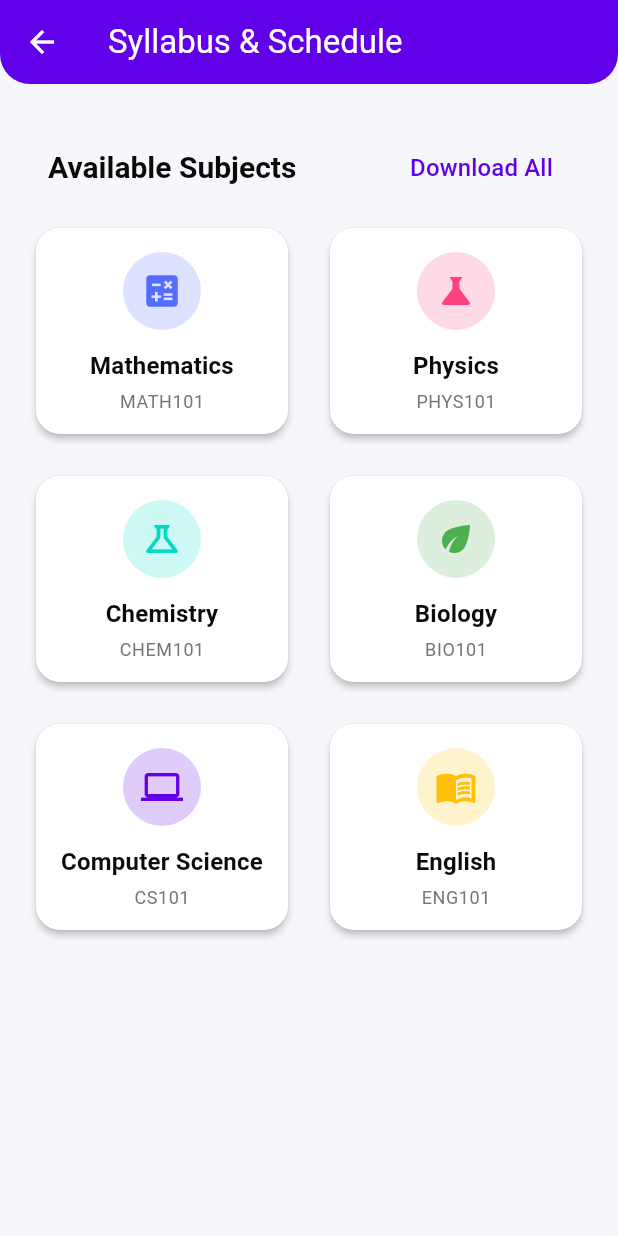
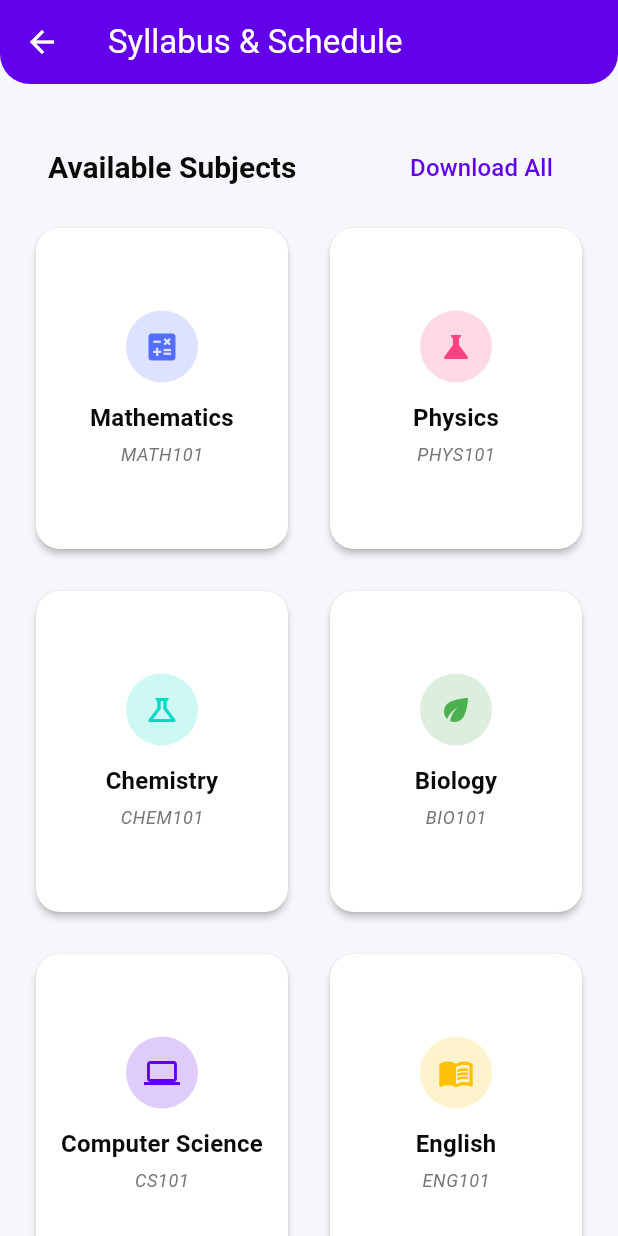
Before and after one commit to shariq-shoaib/Student-Dashbord, a Flutter app: the SyllabusScreen screen opened directly, on a phone screen of 412 x 824 dp. Run offline on Flutter 3.47's test engine with Material 3 defaults, Android fonts, the phone set to English and light mode, and no system bars; network calls fail.

Commit message:
everything fixed

```diff
--- a/lib/screens/syllabus_screen.dart
+++ b/lib/screens/syllabus_screen.dart
@@ -14,6 +14,7 @@ class SyllabusScreen extends StatelessWidget {
       icon: Icons.calculate,
       color: AppColors.accentBlue,
       pdfPath: 'assets/pdfs/math_syllabus.pdf',
+      description: '',
     ),
     Subject(
       name: 'Physics',
@@ -21,6 +22,7 @@ class SyllabusScreen extends StatelessWidget {
       icon: Icons.science,
       color: AppColors.accentPink,
       pdfPath: 'assets/pdfs/physics_syllabus.pdf',
+      description: '',
     ),
     Subject(
       name: 'Chemistry',
@@ -28,6 +30,7 @@ class SyllabusScreen extends StatelessWidget {
       icon: Icons.science_outlined,
       color: AppColors.secondary,
       pdfPath: 'assets/pdfs/chemistry_syllabus.pdf',
+      description: '',
     ),
     Subject(
       name: 'Biology',
@@ -35,6 +38,7 @@ class SyllabusScreen extends StatelessWidget {
       icon: Icons.eco,
       color: AppColors.success,
       pdfPath: 'assets/pdfs/biology_syllabus.pdf',
+      description: '',
     ),
     Subject(
       name: 'Computer Science',
@@ -42,6 +46,7 @@ class SyllabusScreen extends StatelessWidget {
       icon: Icons.computer,
       color: AppColors.primary,
       pdfPath: 'assets/pdfs/cs_syllabus.pdf',
+      description: '',
     ),
     Subject(
       name: 'English',
@@ -49,6 +54,7 @@ class SyllabusScreen extends StatelessWidget {
       icon: Icons.menu_book,
       color: AppColors.accentAmber,
       pdfPath: 'assets/pdfs/english_syllabus.pdf',
+      description: '',
     ),
   ];
 
@@ -86,7 +92,7 @@ class SyllabusScreen extends StatelessWidget {
           physics: const NeverScrollableScrollPhysics(),
           gridDelegate: SliverGridDelegateWithFixedCrossAxisCount(
             crossAxisCount: crossAxisCount,
-            childAspectRatio: 1.2,
+            childAspectRatio: 0.8,
             crossAxisSpacing: 12,
             mainAxisSpacing: 12,
           ),
@@ -105,16 +111,21 @@ class SyllabusScreen extends StatelessWidget {
       onTap: () => _openPdfViewer(context, subject),
       child: Column(
         mainAxisAlignment: MainAxisAlignment.center,
+        crossAxisAlignment: CrossAxisAlignment.center,
         children: [
+          // Icon with color
           Container(
             padding: const EdgeInsets.all(12),
             decoration: BoxDecoration(
               color: subject.color.withOpacity(0.2),
               shape: BoxShape.circle,
             ),
-            child: Icon(subject.icon, size: 28, color: subject.color),
+            child: Icon(subject.icon, size: 24, color: subject.color),
           ),
           const SizedBox(height: 12),
+
+          // Subject name (bold if exists)
+          if (subject.name.isNotEmpty)
             Text(
               subject.name,
               style: Theme.of(context).textTheme.titleMedium?.copyWith(
@@ -123,12 +134,31 @@ class SyllabusScreen extends StatelessWidget {
               ),
               textAlign: TextAlign.center,
             ),
-          const SizedBox(height: 4),
-          Text(
-            subject.code,
+
+          // Description (if exists)
+          if (subject.description.isNotEmpty)
+            Padding(
+              padding: const EdgeInsets.only(top: 4.0),
+              child: Text(
+                subject.description,
                 style: Theme.of(
                   context,
                 ).textTheme.bodySmall?.copyWith(color: AppColors.textSecondary),
+                textAlign: TextAlign.center,
+              ),
+            ),
+
+          // Code (if exists)
+          if (subject.code.isNotEmpty)
+            Padding(
+              padding: const EdgeInsets.only(top: 4.0),
+              child: Text(
+                subject.code,
+                style: Theme.of(context).textTheme.bodySmall?.copyWith(
+                  color: AppColors.textSecondary,
+                  fontStyle: FontStyle.italic,
+                ),
+              ),
             ),
         ],
       ),
@@ -303,6 +333,7 @@ class Subject {
   final IconData icon;
   final Color color;
   final String pdfPath;
+  final String description;
 
   Subject({
     required this.name,
@@ -310,5 +341,6 @@ class Subject {
     required this.icon,
     required this.color,
     required this.pdfPath,
+    required this.description,
   });
 }
```
Lines whose indentation alone changed are shown as unchanged.
